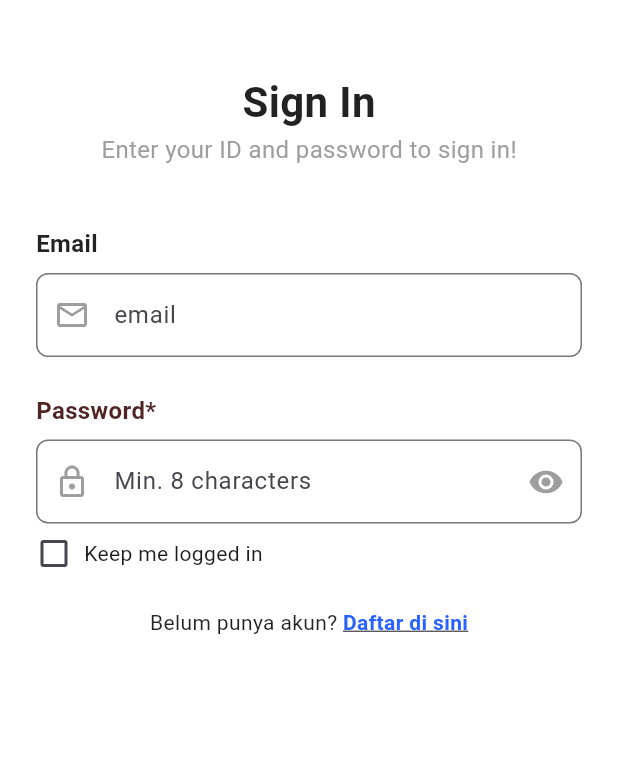
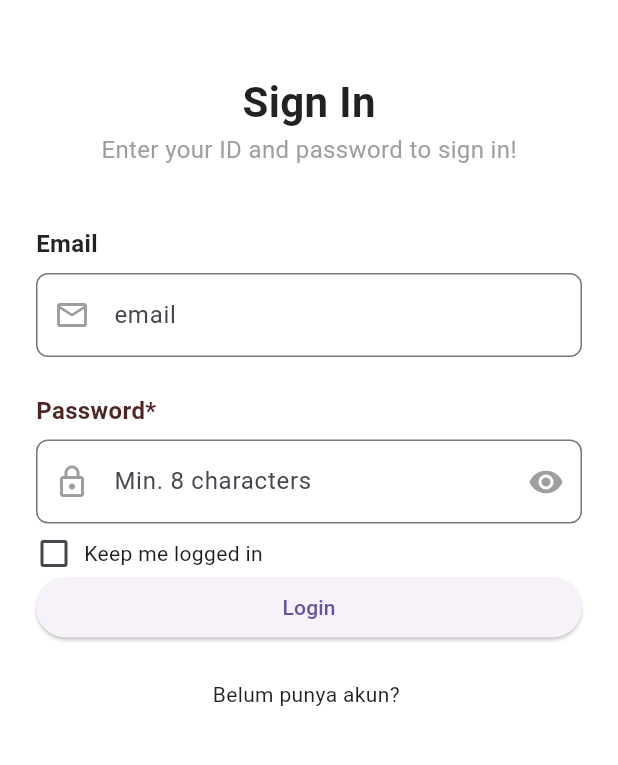
Before and after one commit to R24-sh/rahmat_suaebi_hamdani_2410910040036, a Flutter app: the screen it shows after launch, on a phone screen of 412 x 824 dp, the part 207-972 px from its top. Run offline on Flutter 3.47's test engine with Material 3 defaults, Android fonts, the light colour scheme and no system bars.

Commit message:
buttonLogin

```diff
--- a/lib/login.dart
+++ b/lib/login.dart
@@ -36,19 +36,17 @@ class _TextBoxPageState extends State<LoginPage> {
                         mainAxisAlignment: MainAxisAlignment.center,
                         children: [
                           Image.asset("gambar/Logo.png", height: 80, width: 80),
-
                           Text(
                             "LKS ",
-                            style: TextStyle(fontSize: 28, fontWeight: FontWeight.w900, color: Colors.blueAccent.shade700), // Mengurangi ukuran font
+                            style: TextStyle(fontSize: 28, fontWeight: FontWeight.w900, color: Colors.blueAccent.shade700),
                           ),
                           Text(
                             "MART",
-                            style: TextStyle(fontSize: 28, fontWeight: FontWeight.w900, color: Colors.red.shade700), // Mengurangi ukuran font
+                            style: TextStyle(fontSize: 28, fontWeight: FontWeight.w900, color: Colors.red.shade700),
                           ),
                         ],
                       ),
                       const SizedBox(height: 48),
-                      // Judul Sign In
                       const Text(
                         "Sign In",
                         style: TextStyle(fontSize: 28, fontWeight: FontWeight.bold, color: Colors.black87),
@@ -129,6 +127,7 @@ class _TextBoxPageState extends State<LoginPage> {
                   },
                 ),
 
+
                 const SizedBox(height: 8),
                 Row(
                   mainAxisAlignment: MainAxisAlignment.start,
@@ -147,6 +146,11 @@ class _TextBoxPageState extends State<LoginPage> {
                   ],
                 ),
 
+                ElevatedButton(onPressed: () {
+                print(_emailController);
+                print(_passwordController);
+          },
+          child: Text("Login")),
                 const SizedBox(height: 24),
                 Row(
                   mainAxisAlignment: MainAxisAlignment.center,
@@ -154,25 +158,6 @@ class _TextBoxPageState extends State<LoginPage> {
                     const Text(
                       "Belum punya akun? ",
                       style: TextStyle(color: Colors.black87),
-                    ),
-                    GestureDetector(
-                      onTap: () {
-                        ScaffoldMessenger.of(context).showSnackBar(
-                          const SnackBar(
-                            content: Text('Navigasi ke halaman Daftar Activity...'),
-                            backgroundColor: Colors.orange,
-                          ),
-                        );
-
-                      },
-                      child: Text(
-                        "Daftar di sini",
-                        style: TextStyle(
-                          color: Colors.blueAccent.shade700,
-                          fontWeight: FontWeight.bold,
-                          decoration: TextDecoration.underline,
-                        ),
-                      ),
                     ),
                   ],
                 ),
```
